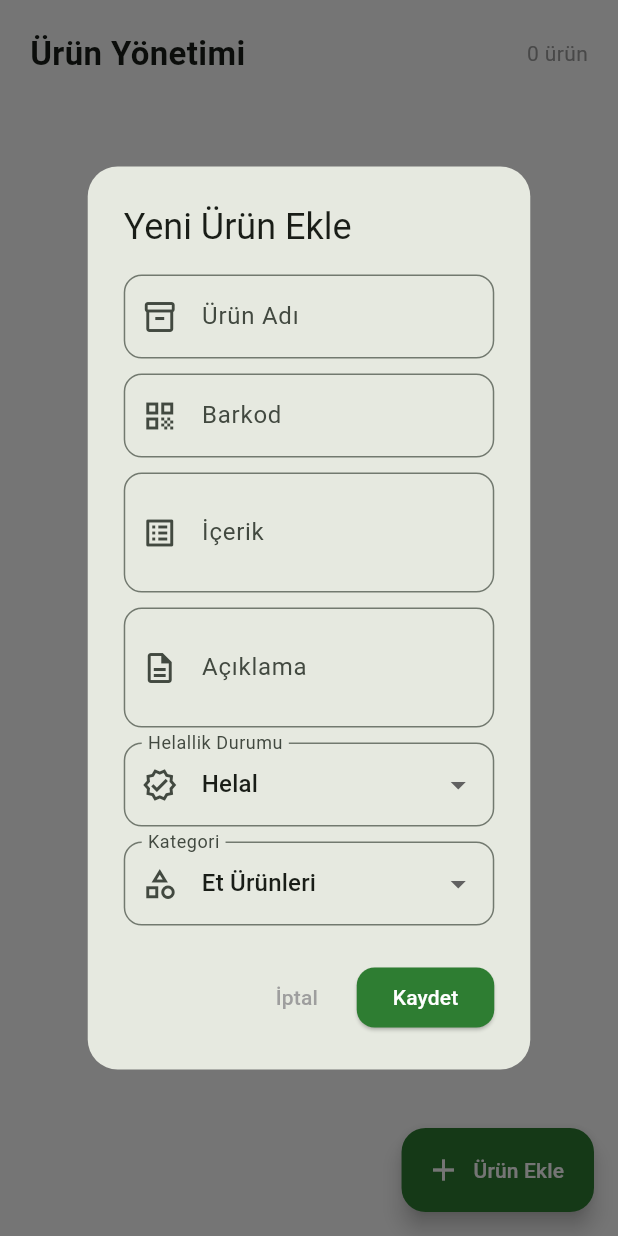
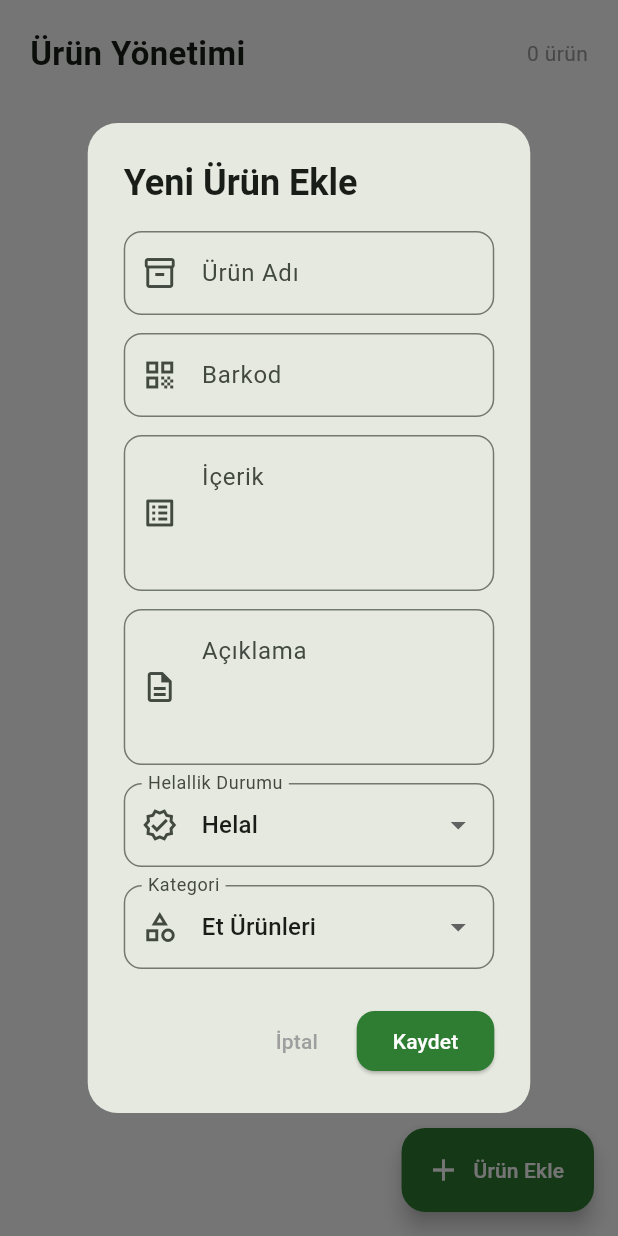
Before and after one commit to fatma676/helal-gida-sorgulama, a Flutter app: the AdminYonetimSayfasi screen opened directly, after a tap on "Ürün Ekle", on a phone screen of 412 x 824 dp. Run offline on Flutter 3.47's test engine with Material 3 defaults, Android fonts, the light colour scheme and no system bars; our stand-ins replace supabase_flutter; missing offline and left inert: mobile_scanner; accounts and stored records are empty.

Commit message:
Yönetici kullanımı için ürün ekleme, silme ve düzenleme işlemleri aktif edildi.

```diff
--- a/lib/screens/admin/admin_home.dart
+++ b/lib/screens/admin/admin_home.dart
@@ -124,7 +124,6 @@ class _AdminYonetimSayfasiState extends State<AdminYonetimSayfasi> {
   List<Map<String, dynamic>> _urunler = [];
   bool _yukleniyor = true;
 
-  // Ürün ekleme/düzenleme için controller'lar
   final _adiController = TextEditingController();
   final _barkodController = TextEditingController();
   final _icerikController = TextEditingController();
@@ -139,6 +138,17 @@ class _AdminYonetimSayfasiState extends State<AdminYonetimSayfasi> {
     'Unlu Mamuller', 'Yağlar', 'Konserve', 'Tatlılar',
     'Kahvaltılık', 'Bebek Maması', 'Hazır Yemek',
   ];
+
+  // Kategori ismini veri tabanındaki ID karşılığına çeviren fonksiyon
+  int _kategoriIsmindenIdGetir(String kategoriAdi) {
+    return _kategoriler.indexOf(kategoriAdi) + 1;
+  }
+
+  // Veri tabanındaki id değerini dropdown arayüzü için isme çeviren fonksiyon
+  String _kategoriIddenIsimGetir(int? id) {
+    if (id == null || id < 1 || id > _kategoriler.length) return 'Et Ürünleri';
+    return _kategoriler[id - 1];
+  }
 
   @override
   void initState() {
@@ -156,6 +166,7 @@ class _AdminYonetimSayfasiState extends State<AdminYonetimSayfasi> {
   }
 
   Future<void> _urunleriGetir() async {
+    if (!mounted) return;
     setState(() => _yukleniyor = true);
     try {
       final data = await supabase
@@ -197,18 +208,21 @@ class _AdminYonetimSayfasiState extends State<AdminYonetimSayfasi> {
             return;
           }
           try {
+            // Sütun isimleri 'kategoriid', 'icerik' ve 'aciklama' olarak eşitlendi
             await supabase.from('urun').insert({
               'urunadi': _adiController.text.trim(),
               'barkod': _barkodController.text.trim(),
               'icerik': _icerikController.text.trim(),
               'aciklama': _aciklamaController.text.trim(),
               'durum': _secilenDurum,
-              'kategori': _secilenKategori,
+              'kategoriid': _kategoriIsmindenIdGetir(_secilenKategori),
             });
+
             await supabase.from('logs').insert({
               'islem': 'Ürün eklendi: ${_adiController.text.trim()}',
               'kullanici_mail': supabase.auth.currentUser?.email ?? '',
             });
+
             if (mounted) {
               Navigator.pop(context);
               _urunleriGetir();
@@ -219,7 +233,7 @@ class _AdminYonetimSayfasiState extends State<AdminYonetimSayfasi> {
           } catch (e) {
             if (mounted) {
               ScaffoldMessenger.of(context).showSnackBar(
-                SnackBar(content: Text("Hata: $e"), backgroundColor: Colors.red),
+                SnackBar(content: Text("Ekleme hatası: $e"), backgroundColor: Colors.red),
               );
             }
           }
@@ -235,13 +249,20 @@ class _AdminYonetimSayfasiState extends State<AdminYonetimSayfasi> {
     _icerikController.text = urun['icerik'] ?? '';
     _aciklamaController.text = urun['aciklama'] ?? '';
     _secilenDurum = urun['durum'] ?? 'Helal';
-    _secilenKategori = urun['kategori'] ?? 'Et Ürünleri';
+    // Veri tabanından gelen int id bilgisini string isme dönüştürüyoruz
+    _secilenKategori = _kategoriIddenIsimGetir(urun['kategoriid']);
 
     showDialog(
       context: context,
       builder: (context) => _urunFormDiyalogu(
         baslik: "Ürünü Düzenle",
         onKaydet: () async {
+          if (_adiController.text.trim().isEmpty || _barkodController.text.trim().isEmpty) {
+            ScaffoldMessenger.of(context).showSnackBar(
+              const SnackBar(content: Text("Ürün adı ve barkod alanları boş bırakılamaz!"), backgroundColor: Colors.red),
+            );
+            return;
+          }
           try {
             await supabase.from('urun').update({
               'urunadi': _adiController.text.trim(),
@@ -249,23 +270,25 @@ class _AdminYonetimSayfasiState extends State<AdminYonetimSayfasi> {
               'icerik': _icerikController.text.trim(),
               'aciklama': _aciklamaController.text.trim(),
               'durum': _secilenDurum,
-              'kategori': _secilenKategori,
+              'kategoriid': _kategoriIsmindenIdGetir(_secilenKategori),
             }).eq('urunid', urun['urunid']);
+
             await supabase.from('logs').insert({
               'islem': 'Ürün düzenlendi: ${_adiController.text.trim()}',
               'kullanici_mail': supabase.auth.currentUser?.email ?? '',
             });
+
             if (mounted) {
               Navigator.pop(context);
               _urunleriGetir();
               ScaffoldMessenger.of(context).showSnackBar(
-                const SnackBar(content: Text("Ürün güncellendi!"), backgroundColor: Colors.green),
+                const SnackBar(content: Text("Ürün başarıyla güncellendi!"), backgroundColor: Colors.green),
               );
             }
           } catch (e) {
             if (mounted) {
               ScaffoldMessenger.of(context).showSnackBar(
-                SnackBar(content: Text("Hata: $e"), backgroundColor: Colors.red),
+                SnackBar(content: Text("Güncelleme hatası: $e"), backgroundColor: Colors.red),
               );
             }
           }
@@ -285,7 +308,7 @@ class _AdminYonetimSayfasiState extends State<AdminYonetimSayfasi> {
         actions: [
           TextButton(
             onPressed: () => Navigator.pop(context),
-            child: const Text("İptal"),
+            child: const Text("İptal", style: TextStyle(color: Colors.grey)),
           ),
           ElevatedButton(
             style: ElevatedButton.styleFrom(backgroundColor: Colors.red, foregroundColor: Colors.white),
@@ -300,13 +323,13 @@ class _AdminYonetimSayfasiState extends State<AdminYonetimSayfasi> {
                   Navigator.pop(context);
                   _urunleriGetir();
                   ScaffoldMessenger.of(context).showSnackBar(
-                    const SnackBar(content: Text("Ürün silindi!"), backgroundColor: Colors.red),
+                    const SnackBar(content: Text("Ürün başarıyla silindi!"), backgroundColor: Colors.red),
                   );
                 }
               } catch (e) {
                 if (mounted) {
                   ScaffoldMessenger.of(context).showSnackBar(
-                    SnackBar(content: Text("Hata: $e"), backgroundColor: Colors.red),
+                    SnackBar(content: Text("Silme hatası: $e"), backgroundColor: Colors.red),
                   );
                 }
               }
@@ -323,19 +346,19 @@ class _AdminYonetimSayfasiState extends State<AdminYonetimSayfasi> {
     return StatefulBuilder(
       builder: (context, setDialogState) => AlertDialog(
         shape: RoundedRectangleBorder(borderRadius: BorderRadius.circular(20)),
-        title: Text(baslik),
+        title: Text(baslik, style: const TextStyle(fontWeight: FontWeight.bold)),
         content: SingleChildScrollView(
           child: Column(
             mainAxisSize: MainAxisSize.min,
             children: [
               _formAlani(_adiController, "Ürün Adı", Icons.inventory_2_outlined),
-              const SizedBox(height: 10),
+              const SizedBox(height: 12),
               _formAlani(_barkodController, "Barkod", Icons.qr_code),
-              const SizedBox(height: 10),
-              _formAlani(_icerikController, "İçerik", Icons.list_alt, satirSayisi: 2),
-              const SizedBox(height: 10),
-              _formAlani(_aciklamaController, "Açıklama", Icons.description_outlined, satirSayisi: 2),
-              const SizedBox(height: 10),
+              const SizedBox(height: 12),
+              _formAlani(_icerikController, "İçerik", Icons.list_alt, satirSayisi: 3),
+              const SizedBox(height: 12),
+              _formAlani(_aciklamaController, "Açıklama", Icons.description_outlined, satirSayisi: 3),
+              const SizedBox(height: 12),
               // Durum Seçici
               DropdownButtonFormField<String>(
                 value: _secilenDurum,
@@ -347,7 +370,7 @@ class _AdminYonetimSayfasiState extends State<AdminYonetimSayfasi> {
                 items: _durumlar.map((d) => DropdownMenuItem(value: d, child: Text(d))).toList(),
                 onChanged: (val) => setDialogState(() => _secilenDurum = val!),
               ),
-              const SizedBox(height: 10),
+              const SizedBox(height: 12),
               // Kategori Seçici
               DropdownButtonFormField<String>(
                 value: _secilenKategori,
@@ -389,6 +412,7 @@ class _AdminYonetimSayfasiState extends State<AdminYonetimSayfasi> {
         labelText: label,
         prefixIcon: Icon(icon),
         border: OutlineInputBorder(borderRadius: BorderRadius.circular(12)),
+        alignLabelWithHint: true,
       ),
     );
   }
@@ -428,10 +452,14 @@ class _AdminYonetimSayfasiState extends State<AdminYonetimSayfasi> {
                 SliverPadding(
                   padding: const EdgeInsets.symmetric(horizontal: 16),
                   sliver: SliverList(
-                    delegate: SliverChildBuilderDelegate(
-                      (context, index) {
-                        final urun = _urunler[index];
-                        final durum = urun['durum'] ?? '';
+                    delegate: SliverChildListDelegate(
+                      _urunler.isEmpty
+                          ? [
+                              const SizedBox(height: 50),
+                              const Center(child: Text("Sistemde henüz ürün bulunmuyor.")),
+                            ]
+                          : _urunler.map((urun) {
+                              final durum = urun['durum'] ?? 'Şüpheli';
                               final renk = _durumRengi(durum);
 
                               return Card(
@@ -450,15 +478,17 @@ class _AdminYonetimSayfasiState extends State<AdminYonetimSayfasi> {
                                     child: Icon(Icons.inventory_2, color: renk),
                                   ),
                                   title: Text(
-                              urun['urunadi'] ?? '',
+                                    urun['urunadi'] ?? 'İsimsiz Ürün',
                                     style: const TextStyle(fontWeight: FontWeight.bold),
                                   ),
                                   subtitle: Column(
                                     crossAxisAlignment: CrossAxisAlignment.start,
                                     children: [
-                                Text("Barkod: ${urun['barkod'] ?? '-'}",
-                                    style: const TextStyle(fontSize: 12)),
-                                const SizedBox(height: 4),
+                                      Text(
+                                        "Barkod: ${urun['barkod'] ?? '-'}",
+                                        style: const TextStyle(fontSize: 12),
+                                      ),
+                                      const SizedBox(height: 6),
                                       Container(
                                         padding: const EdgeInsets.symmetric(horizontal: 8, vertical: 2),
                                         decoration: BoxDecoration(
@@ -489,8 +519,7 @@ class _AdminYonetimSayfasiState extends State<AdminYonetimSayfasi> {
                                   ),
                                 ),
                               );
-                      },
-                      childCount: _urunler.length,
+                            }).toList(),
                     ),
                   ),
                 ),
```
Lines whose indentation alone changed are shown as unchanged.
